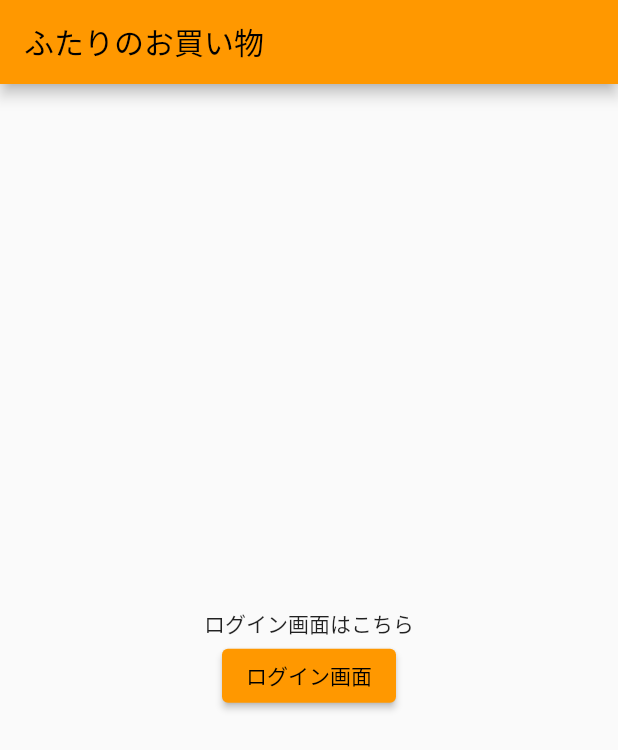
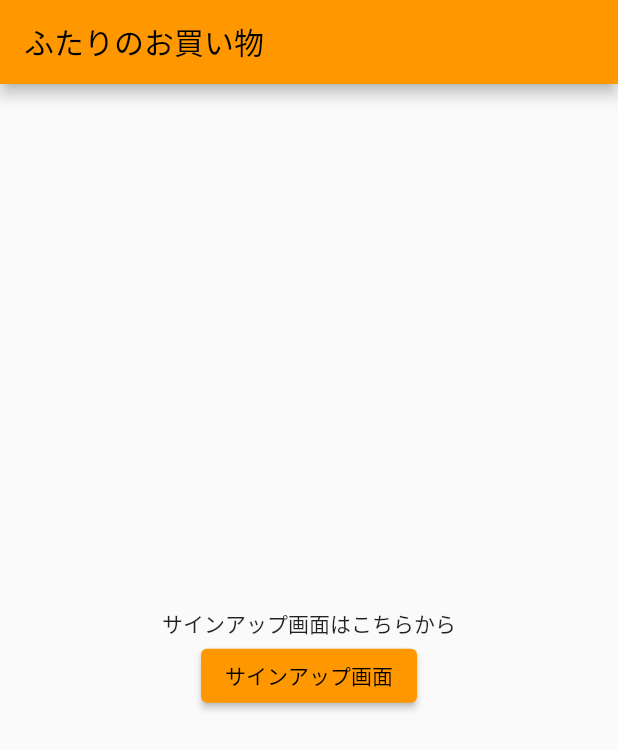
Before and after one commit to Yuta-KTD/shopping_with_you, a Flutter app: the screen it shows after launch, on a phone screen of 412 x 824 dp. Shown: the top 750 px of the screen. Run offline on Flutter 3.47's test engine with Material 2 defaults, Android fonts, the phone set to English and light mode, and no system bars; our stand-ins replace firebase_auth, firebase_core, flutter_form_builder, go_router; accounts and stored records are empty.

Commit message:
サインアップ画面追加

```diff
--- a/lib/main.dart
+++ b/lib/main.dart
@@ -1,7 +1,7 @@
 import 'package:flutter/material.dart';
 import 'package:firebase_core/firebase_core.dart';
 import 'package:go_router/go_router.dart';
-import 'package:shopping_with_you/ui/screen/login_screen.dart';
+import 'package:shopping_with_you/ui/screen/sign_up_screen.dart';
 import 'firebase_options.dart';
 
 void main() async {
@@ -22,9 +22,9 @@ final GoRouter _router = GoRouter(
       },
       routes: <RouteBase>[
         GoRoute(
-          path: 'singin',
+          path: 'singup',
           builder: (BuildContext context, GoRouterState state) {
-            return LoginScreen();
+            return const SingUpScreen();
           },
         ),
       ],
@@ -59,12 +59,10 @@ class HomeScreen extends StatelessWidget {
         child: Column(
           mainAxisAlignment: MainAxisAlignment.center,
           children: <Widget>[
-            const Text(
-              'ログイン画面はこちら',
-            ),
+            const Text('サインアップ画面はこちらから'),
             ElevatedButton(
-              onPressed: () => context.go('/singin'),
-              child: const Text('ログイン画面'),
+              onPressed: () => context.go('/singup'),
+              child: const Text('サインアップ画面'),
             )
           ],
         ),
```
Also changed, not shown: lib/ui/screen/login_screen.dart (deleted, +0 -37 lines), lib/ui/screen/sign_up_screen.dart (added, +78 -0 lines).
